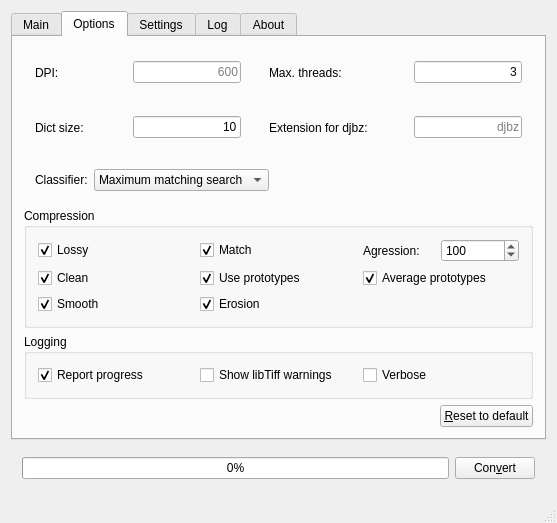
Qt form mainwindow.ui (trufanov-nok/minidjvu-mod-gui) before a commit.
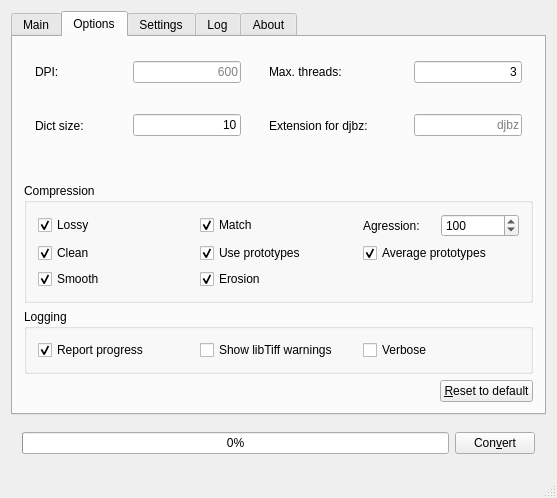
The same form after that commit. The open tabs and pages were chosen to show the change.

Commit message: Remove -C option as not supported in minidjvu-mod 0.9m05

```diff
--- a/mainwindow.ui
+++ b/mainwindow.ui
@@ -7,7 +7,7 @@
     <x>0</x>
     <y>0</y>
     <width>557</width>
-    <height>523</height>
+    <height>498</height>
    </rect>
   </property>
   <property name="windowTitle">
@@ -361,56 +361,7 @@
             <verstretch>0</verstretch>
            </sizepolicy>
           </property>
-          <layout class="QHBoxLayout" name="horizontalLayout_4">
-           <item>
-            <widget class="QLabel" name="lblClassifier">
-             <property name="text">
-              <string>Classifier:</string>
-             </property>
-            </widget>
-           </item>
-           <item>
-            <widget class="QComboBox" name="cbClassifier">
-             <property name="sizePolicy">
-              <sizepolicy hsizetype="Maximum" vsizetype="Fixed">
-               <horstretch>0</horstretch>
-               <verstretch>0</verstretch>
-              </sizepolicy>
-             </property>
-             <property name="currentIndex">
-              <number>2</number>
-             </property>
-             <item>
-              <property name="text">
-               <string>Fast matching search</string>
-              </property>
-             </item>
-             <item>
-              <property name="text">
-               <string>Intent matching search</string>
-              </property>
-             </item>
-             <item>
-              <property name="text">
-               <string>Maximum matching search</string>
-              </property>
-             </item>
-            </widget>
-           </item>
-           <item>
-            <spacer name="horizontalSpacer_7">
-             <property name="orientation">
-              <enum>Qt::Horizontal</enum>
-             </property>
-             <property name="sizeHint" stdset="0">
-              <size>
-               <width>40</width>
-               <height>20</height>
-              </size>
-             </property>
-            </spacer>
-           </item>
-          </layout>
+          <layout class="QHBoxLayout" name="horizontalLayout_4"/>
          </widget>
         </item>
         <item>
```
Left out of the diff: 4 changed lines with no effect on the pictures. The commit also changes 2 other files.
